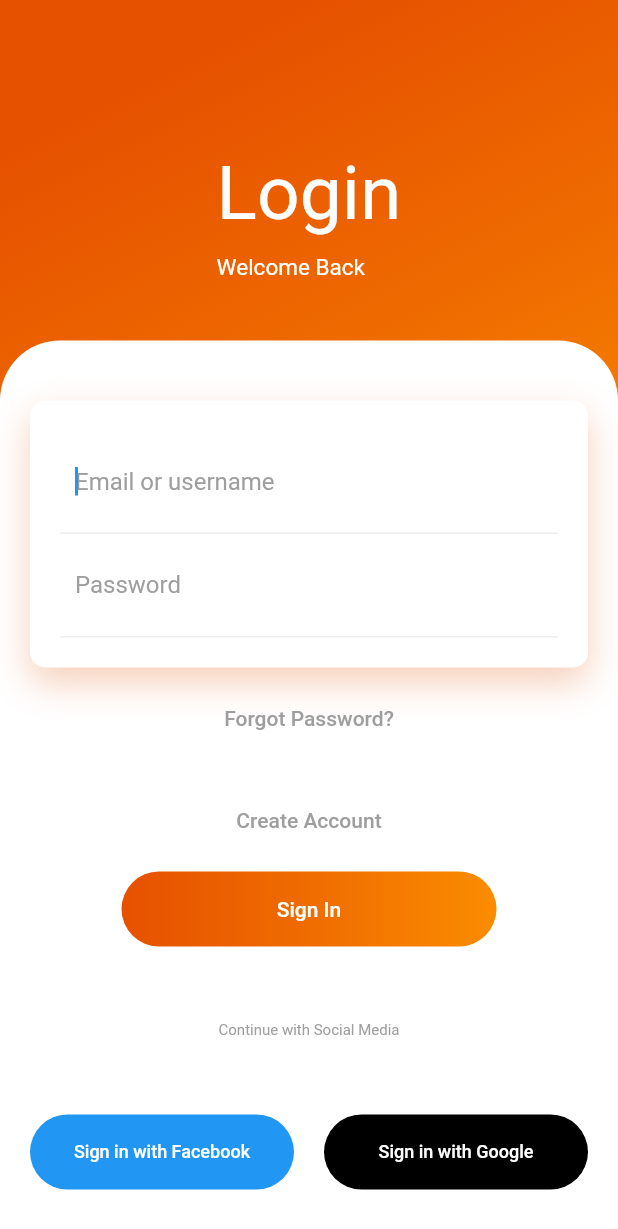
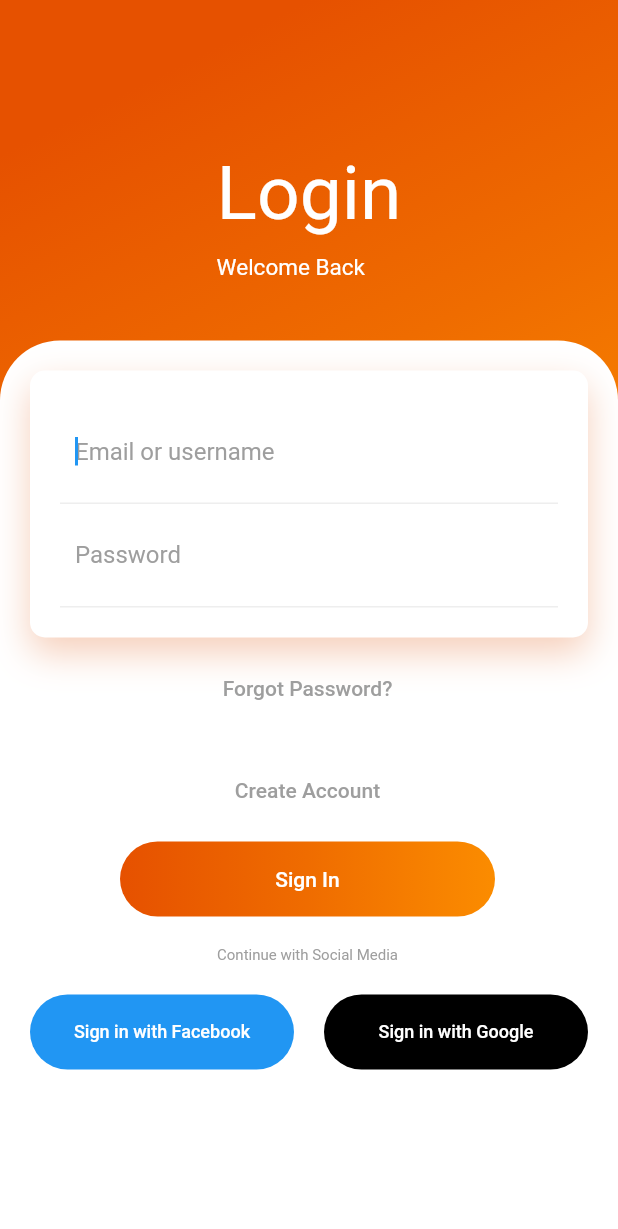
Before and after one commit to theProgrammerDavid/flutter-login, a Flutter app: the screen it shows after launch, on a phone screen of 412 x 824 dp. Shown: the top 1229 px of the screen. Run offline on Flutter 3.47's test engine with Material 2 defaults, Android fonts, the phone set to English and light mode, and no system bars.

Commit message:
fix: no overflow

```diff
--- a/GradientLogin1/lib/main.dart
+++ b/GradientLogin1/lib/main.dart
@@ -45,7 +45,9 @@ class HomePage extends StatelessWidget {
                           topRight: Radius.circular(borderRadiusValue))),
                   child: Padding(
                     padding: EdgeInsets.all(20),
-                  child: Column(children: <Widget>[
+                    child: Wrap(
+                      direction: Axis.horizontal,
+                      children: [
                         SizedBox(height: 20),
                         Container(
                           padding: EdgeInsets.all(20),
@@ -63,7 +65,8 @@ class HomePage extends StatelessWidget {
                               padding: EdgeInsets.all(10),
                               decoration: BoxDecoration(
                                   border: Border(
-                                  bottom: BorderSide(color: Colors.grey[200]))),
+                                      bottom:
+                                          BorderSide(color: Colors.grey[200]))),
                               child: TextField(
                                   autofocus: true,
                                   decoration: InputDecoration(
@@ -76,7 +79,8 @@ class HomePage extends StatelessWidget {
                               padding: EdgeInsets.all(10),
                               decoration: BoxDecoration(
                                   border: Border(
-                                  bottom: BorderSide(color: Colors.grey[200]))),
+                                      bottom:
+                                          BorderSide(color: Colors.grey[200]))),
                               child: TextField(
                                   obscureText: true,
                                   decoration: InputDecoration(
@@ -87,13 +91,13 @@ class HomePage extends StatelessWidget {
                             ),
                           ]),
                         ),
-                    // SizedBox(height: 20),
-                    // FlatButton(
-                    //     onPressed: () => {},
-                    //     child: Text(
-                    //       "Forgot Password?",
-                    //       style: TextStyle(color: Colors.grey),
-                    //     )),
+
+                        //SizedBox(height: 40),
+                        Container(
+                          padding: EdgeInsets.symmetric(horizontal: 60),
+                          child: Column(
+                              crossAxisAlignment: CrossAxisAlignment.center,
+                              children: <Widget>[
                                 Padding(
                                   padding: EdgeInsets.symmetric(vertical: 10),
                                   child: FlatButton(
@@ -110,7 +114,8 @@ class HomePage extends StatelessWidget {
                                             Navigator.push(
                                                 context,
                                                 MaterialPageRoute(
-                                      builder: (context) => createAccount(),
+                                                  builder: (context) =>
+                                                      createAccount(),
                                                 ))
                                           },
                                       child: Text(
@@ -118,8 +123,6 @@ class HomePage extends StatelessWidget {
                                         style: TextStyle(color: Colors.grey),
                                       )),
                                 ),
-                    //SizedBox(height: 40),
-
                                 Container(
                                   height: 50,
                                   decoration: BoxDecoration(
@@ -134,14 +137,20 @@ class HomePage extends StatelessWidget {
                                   child: Container(
                                     width: 250,
                                     child: FlatButton(
-                            onPressed: () => {print("Sign in button pressed")},
+                                        onPressed: () =>
+                                            {print("Sign in button pressed")},
                                         child: Text("Sign In",
-                                style: TextStyle(color: Colors.white))),
+                                            style: TextStyle(
+                                                color: Colors.white))),
                                   ),
                                 ),
-                    SizedBox(height: 50),
+                                SizedBox(height: 20),
                                 Text("Continue with Social Media",
-                        style: TextStyle(color: Colors.grey, fontSize: 10)),
+                                    style: TextStyle(
+                                        color: Colors.grey, fontSize: 10)),
+                                SizedBox(height: 20),
+                              ]),
+                        ),
                         SizedBox(height: 50),
                         Row(children: <Widget>[
                           Expanded(
@@ -172,8 +181,10 @@ class HomePage extends StatelessWidget {
                                     borderRadius: BorderRadius.circular(40))),
                           ),
                         ]),
-                  ])),
+                      ],
+                    ),
                   )),
+            )
           ]),
         ),
       ),
```
Lines whose indentation alone changed are shown as unchanged.
